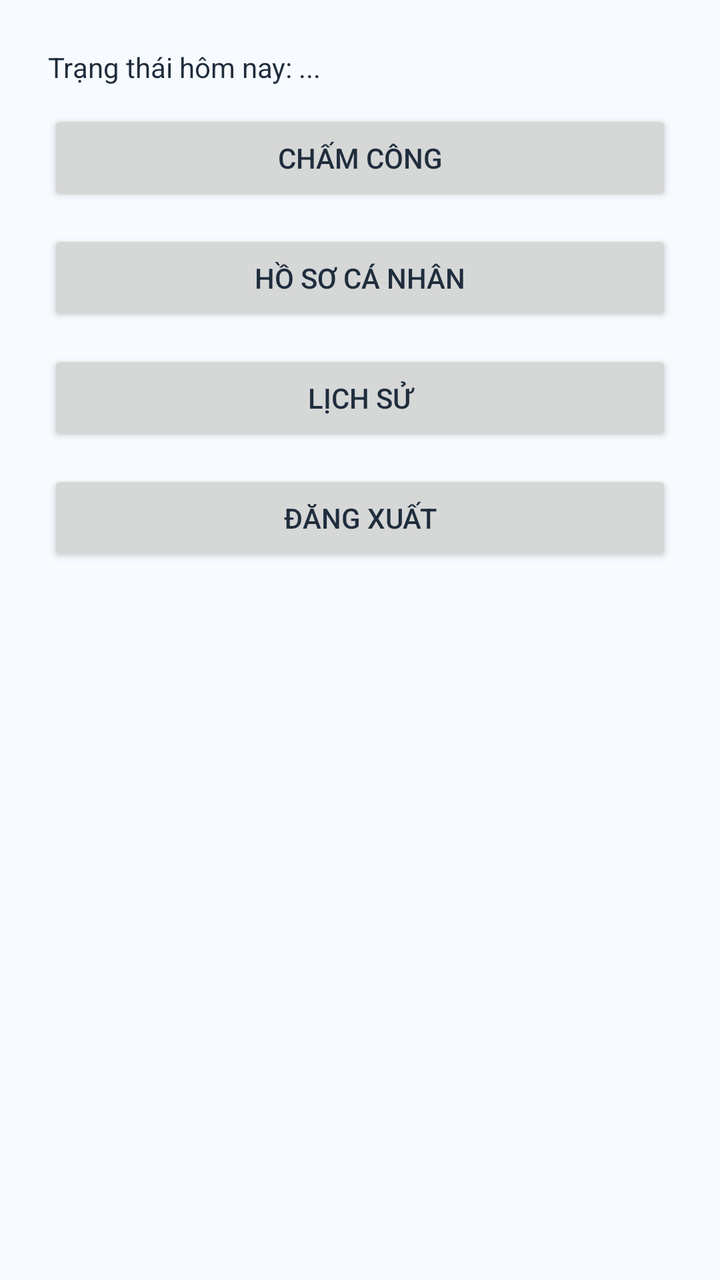
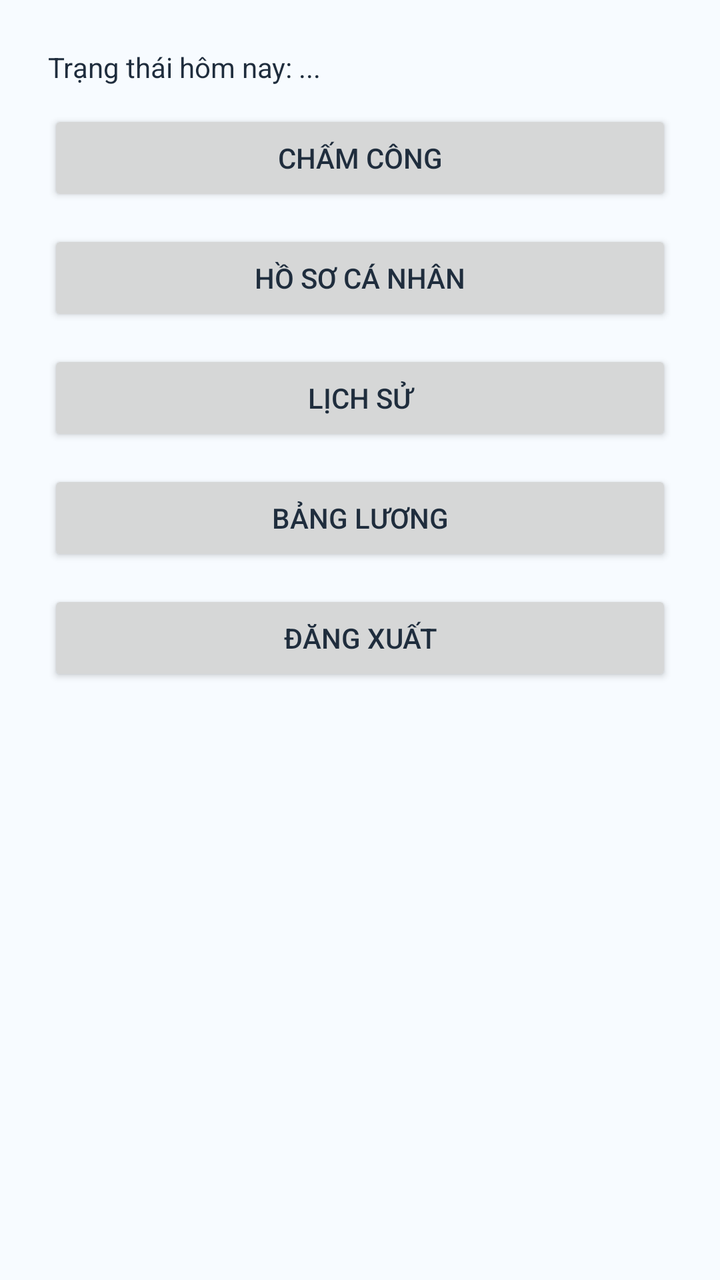

Compare the two renders of this Android layout. The source of the first and the diff that turns it into the second are given below.
<!-- AndroidManifest.xml: application theme Theme.ChamCong -->
<!-- res/layout/activity_home.xml -->
<?xml version="1.0" encoding="utf-8"?>
<LinearLayout xmlns:android="http://schemas.android.com/apk/res/android"
    android:orientation="vertical"
    android:layout_width="match_parent"
    android:layout_height="match_parent"
    android:padding="24dp">

    <TextView
        android:id="@+id/tvToday"
        android:layout_width="match_parent"
        android:layout_height="wrap_content"
        android:text="Trạng thái hôm nay: ..."
        android:layout_marginBottom="12dp"/>

    <Button
        android:id="@+id/btnCheck"
        android:layout_width="match_parent"
        android:layout_height="wrap_content"
        android:text="Chấm công"/>

    <Button
        android:id="@+id/btnProfile"
        android:layout_width="match_parent"
        android:layout_height="wrap_content"
        android:text="Hồ sơ cá nhân"
        android:layout_marginTop="12dp"/>

    <Button
        android:id="@+id/btnHistory"
        android:layout_width="match_parent"
        android:layout_height="wrap_content"
        android:text="@string/history"
        android:layout_marginTop="12dp"/>

    
    <View
        android:id="@+id/dividerManager"
        android:layout_width="match_parent"
        android:layout_height="1dp"
        android:background="@color/accentBlue"
        android:layout_marginTop="16dp"
        android:visibility="gone"/>

    <Button
        android:id="@+id/btnAttendanceList"
        android:layout_width="match_parent"
        android:layout_height="wrap_content"
        android:text="Danh sách chấm công"
        android:layout_marginTop="8dp"
        android:visibility="gone"/>

    <Button
        android:id="@+id/btnEmployees"
        android:layout_width="match_parent"
        android:layout_height="wrap_content"
        android:text="Danh sách nhân viên"
        android:layout_marginTop="8dp"
        android:visibility="gone"/>

    <Button
        android:id="@+id/btnLogout"
        android:layout_width="match_parent"
        android:layout_height="wrap_content"
        android:text="@string/logout"
        android:layout_marginTop="12dp"/>

</LinearLayout>
<!-- resources referenced by this layout -->
<resources>
  <color name="accentBlue">#5DA9F6</color>
  <string name="history">Lịch sử</string>
  <string name="logout">Đăng xuất</string>
  <style name="Theme.ChamCong" parent="Base.Theme.ChamCong" />
  <style name="Base.Theme.ChamCong" parent="Theme.Material3.DayNight.NoActionBar">
          <item name="colorPrimary">@color/primaryBlue</item>
          <item name="colorPrimaryContainer">@color/accentBlue</item>
          <item name="android:colorBackground">@color/bgLight</item>
          <item name="android:textColor">@color/textPrimary</item>
      </style>
  <color name="primaryBlue">#4A90E2</color>
  <color name="bgLight">#F7FBFF</color>
  <color name="textPrimary">#1F2D3D</color>
</resources>

<!-- the commit's change to res/layout/activity_home.xml (unified diff, before → after) -->
@@ -30,6 +30,13 @@
         android:layout_width="match_parent"
         android:layout_height="wrap_content"
         android:text="@string/history"
+        android:layout_marginTop="12dp"/>
+
+    <Button
+        android:id="@+id/btnPayroll"
+        android:layout_width="match_parent"
+        android:layout_height="wrap_content"
+        android:text="Bảng lương"
         android:layout_marginTop="12dp"/>
 
     
